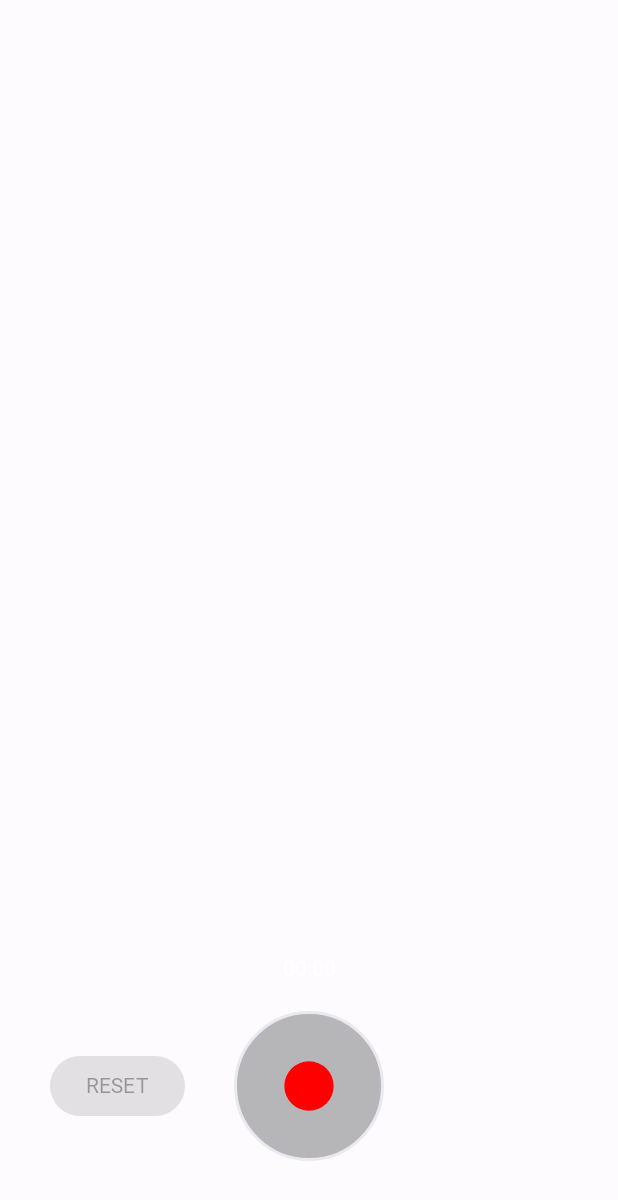
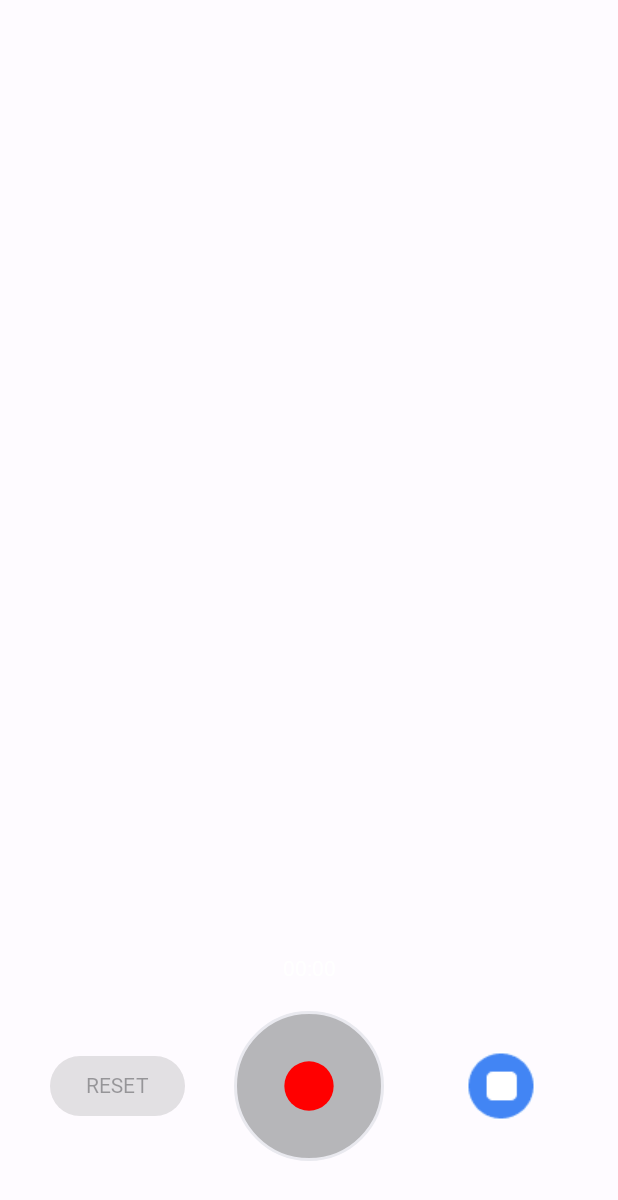
Before and after one commit to TeamSongForYou-SongForYou/SongForYou, an Android app: the screen it shows after launch (AudioRecordActivity), on a phone screen of 412 x 824 dp. Shown: the top 1200 px of the screen. Run offline under Robolectric (Android 15) with nearby library versions, the phone set to English and light mode, and no system bars; our stand-ins replace Dagger/Hilt's generated code, data binding.

Commit message:
STYLE : 녹음 색상, 아이콘 변경

```diff
--- a/AOS/SongForYou/app/src/main/java/com/hanyeop/songforyou/view/audio/SoundVisualizerView.kt
+++ b/AOS/SongForYou/app/src/main/java/com/hanyeop/songforyou/view/audio/SoundVisualizerView.kt
@@ -18,7 +18,7 @@ class SoundVisualizerView(
 
     // 계단화 방지 플레그 적용
     private val amplitudePaint = Paint(Paint.ANTI_ALIAS_FLAG).apply {
-        color = context.getColor(R.color.purple_500)
+        color = context.getColor(R.color.CustomColor1)
         strokeWidth = LINE_WIDTH
         strokeCap = Paint.Cap.ROUND // 라인의 양 끄투머리 동그랗게
     }
--- a/AOS/SongForYou/app/src/main/res/layout/activity_audio_record.xml
+++ b/AOS/SongForYou/app/src/main/res/layout/activity_audio_record.xml
@@ -48,14 +48,24 @@
         <com.hanyeop.songforyou.view.audio.RecordButton
             android:id="@+id/recordButton"
             android:layout_width="100dp"
-            tools:src="@drawable/ic_recorde"
-            android:scaleType="fitCenter"
-            android:padding="25dp"
             android:layout_height="100dp"
             android:layout_marginBottom="50dp"
+            android:padding="25dp"
+            android:scaleType="fitCenter"
             app:layout_constraintBottom_toBottomOf="parent"
             app:layout_constraintEnd_toEndOf="parent"
-            app:layout_constraintStart_toStartOf="parent" />
+            app:layout_constraintStart_toStartOf="parent"
+            tools:src="@drawable/ic_recorde" />
+
+        <ImageView
+            android:id="@+id/imageView5"
+            android:layout_width="wrap_content"
+            android:layout_height="wrap_content"
+            app:layout_constraintBottom_toBottomOf="@+id/recordButton"
+            app:layout_constraintEnd_toEndOf="parent"
+            app:layout_constraintStart_toEndOf="@+id/recordButton"
+            app:layout_constraintTop_toTopOf="@+id/recordButton"
+            app:srcCompat="@drawable/stop" />
 
 
     </androidx.constraintlayout.widget.ConstraintLayout>
```
Also changed, not shown: AOS/SongForYou/app/src/main/res/drawable-v24/stop.png (added).
